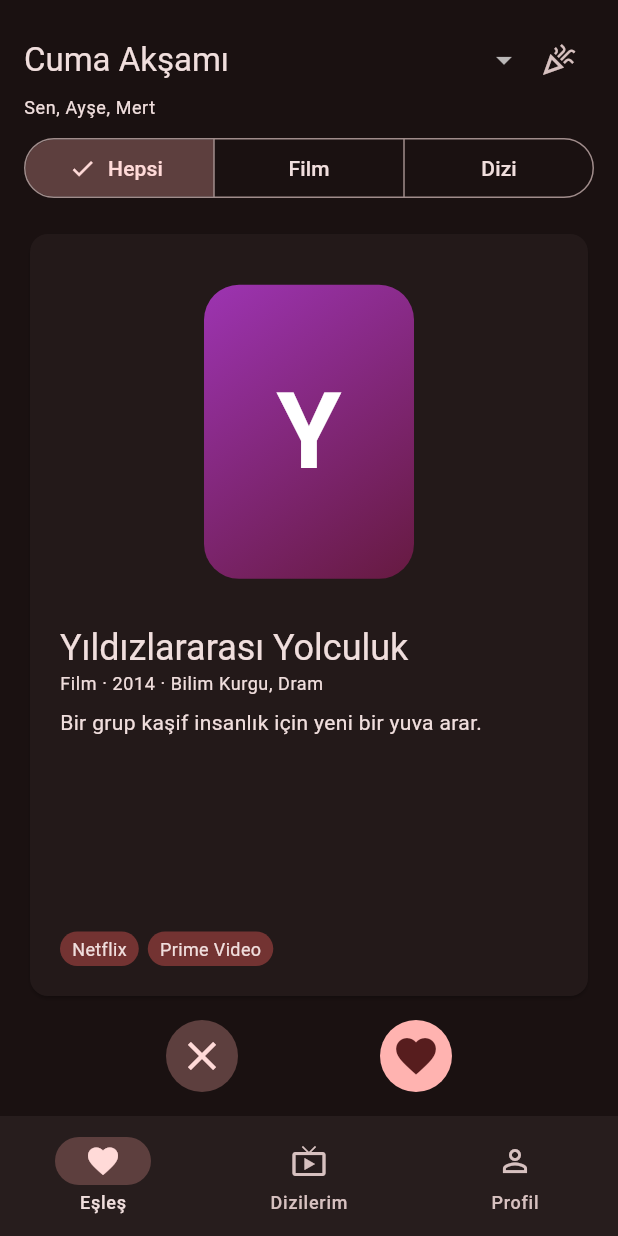
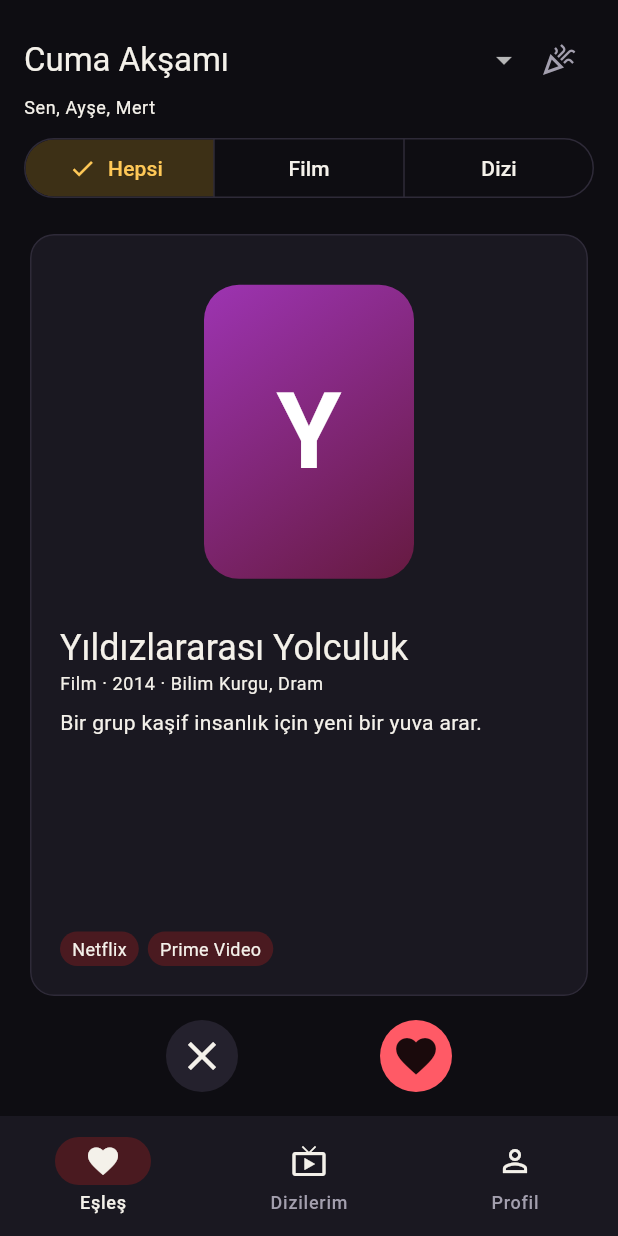
Before and after one commit to esrayapici/APLICATION, a Flutter app: the screen it shows after launch, on a phone screen of 412 x 824 dp. Run offline on Flutter 3.47's test engine with Material 3 defaults, Android fonts, the phone set to English and light mode, and no system bars; our stand-ins replace cloud_firestore, firebase_auth, firebase_core, material_ui; accounts and stored records are empty.

Commit message:
Yeni renk paleti: koyu sinema (perde kırmızısı, mısır sarısı)
Co-Authored-By: Claude Opus 5.5 <noreply@anthropic.com>
Claude-Session: https://claude.ai/code/session_01UcdAH2gWmAxh4zhUEe1hw8

```diff
--- a/lib/main.dart
+++ b/lib/main.dart
@@ -8,6 +8,7 @@ import 'screens/home_shell.dart';
 import 'services/firebase_config.dart';
 import 'services/tmdb_service.dart';
 import 'state/app_state.dart';
+import 'theme.dart';
 
 Future<void> main() async {
   WidgetsFlutterBinding.ensureInitialized();
@@ -43,11 +44,7 @@ class IzleyelimApp extends StatelessWidget {
       child: MaterialApp(
         title: 'İzleyelim',
         debugShowCheckedModeBanner: false,
-        theme: ThemeData(
-          colorSchemeSeed: const Color(0xFFE5484D),
-          brightness: Brightness.dark,
-          useMaterial3: true,
-        ),
+        theme: buildAppTheme(),
         home: firebaseReady
             ? AuthGate(auth: FirebaseAuth.instance, db: FirebaseFirestore.instance)
             : const HomeShell(),
--- a/lib/screens/episode_chat_screen.dart
+++ b/lib/screens/episode_chat_screen.dart
@@ -3,6 +3,7 @@ import 'package:material_ui/material_ui.dart';
 import '../logic/spoiler.dart';
 import '../models/models.dart';
 import '../state/app_state.dart';
+import '../theme.dart';
 
 /// Bir arkadaşla dizi sohbeti. Her mesaj bir bölüme bağlıdır:
 /// - O bölümü izlemediysen mesaj kilitli görünür.
@@ -162,7 +163,7 @@ class _Bubble extends StatelessWidget {
             visible
                 ? Text(message.text)
                 : const Row(mainAxisSize: MainAxisSize.min, children: [
-                    Icon(Icons.lock_outline, size: 16),
+                    Icon(Icons.lock_outline, size: 16, color: AppColors.accent),
                     SizedBox(width: 6),
                     Flexible(child: Text('Spoiler gizlendi. Bu bölümü izleyince açılır.')),
                   ]),
--- a/lib/screens/match_screen.dart
+++ b/lib/screens/match_screen.dart
@@ -2,6 +2,7 @@ import 'package:material_ui/material_ui.dart';
 
 import '../models/models.dart';
 import '../state/app_state.dart';
+import '../theme.dart';
 import 'widgets.dart';
 
 /// Grupla film/dizi seçme: kartı sağa kaydır = beğen, sola = geç.
@@ -40,7 +41,10 @@ class _MatchScreenState extends State<MatchScreen> {
                   style: Theme.of(context).textTheme.titleLarge,
                   items: [
                     for (var i = 0; i < app.groups.length; i++)
-                      DropdownMenuItem(value: i, child: Text(app.groups[i].name)),
+                      DropdownMenuItem(
+                        value: i,
+                        child: Text(app.groups[i].name),
+                      ),
                   ],
                   onChanged: (i) => setState(() => _groupIndex = i!),
                 ),
@@ -73,7 +77,9 @@ class _MatchScreenState extends State<MatchScreen> {
           const SizedBox(height: 16),
           Expanded(
             child: deck.isEmpty
-                ? const Center(child: Text('Bu grup için oylanacak yapım kalmadı.'))
+                ? const Center(
+                    child: Text('Bu grup için oylanacak yapım kalmadı.'),
+                  )
                 : _SwipeCard(
                     key: ValueKey(deck.first.id),
                     title: deck.first,
@@ -97,7 +103,12 @@ class _MatchScreenState extends State<MatchScreen> {
         icon: const Icon(Icons.celebration, size: 40),
         title: const Text('Eşleşme!'),
         content: Text('Gruptaki herkes "${t.name}" izlemek istiyor.'),
-        actions: [TextButton(onPressed: () => Navigator.pop(context), child: const Text('Harika'))],
+        actions: [
+          TextButton(
+            onPressed: () => Navigator.pop(context),
+            child: const Text('Harika'),
+          ),
+        ],
       ),
     );
   }
@@ -110,12 +121,18 @@ class _MatchScreenState extends State<MatchScreen> {
         padding: const EdgeInsets.all(16),
         children: [
           Text('Eşleşmeler', style: Theme.of(context).textTheme.titleLarge),
-          if (matches.isEmpty) const Padding(padding: EdgeInsets.all(16), child: Text('Henüz eşleşme yok.')),
+          if (matches.isEmpty)
+            const Padding(
+              padding: EdgeInsets.all(16),
+              child: Text('Henüz eşleşme yok.'),
+            ),
           for (final t in matches)
             ListTile(
               leading: PosterBox(title: t, size: 32),
               title: Text(t.name),
-              subtitle: Text('${t.type == TitleType.film ? 'Film' : 'Dizi'} · ${t.platforms.map((p) => p.label).join(', ')}'),
+              subtitle: Text(
+                '${t.type == TitleType.film ? 'Film' : 'Dizi'} · ${t.platforms.map((p) => p.label).join(', ')}',
+              ),
             ),
         ],
       ),
@@ -145,9 +162,18 @@ class _SwipeCard extends StatelessWidget {
         Expanded(
           child: Dismissible(
             key: ValueKey('card-${title.id}'),
-            onDismissed: (dir) => dir == DismissDirection.startToEnd ? onLike() : onPass(),
-            background: _swipeHint(Icons.favorite, Colors.green, Alignment.centerLeft),
-            secondaryBackground: _swipeHint(Icons.close, Colors.red, Alignment.centerRight),
+            onDismissed: (dir) =>
+                dir == DismissDirection.startToEnd ? onLike() : onPass(),
+            background: _swipeHint(
+              Icons.favorite,
+              AppColors.primary,
+              Alignment.centerLeft,
+            ),
+            secondaryBackground: _swipeHint(
+              Icons.close,
+              AppColors.textMuted,
+              Alignment.centerRight,
+            ),
             child: Card(
               clipBehavior: Clip.antiAlias,
               child: Padding(
@@ -155,20 +181,39 @@ class _SwipeCard extends StatelessWidget {
                 child: Column(
                   crossAxisAlignment: CrossAxisAlignment.start,
                   children: [
-                    Flexible(flex: 3, child: Center(child: FittedBox(child: PosterBox(title: title, size: 140)))),
+                    Flexible(
+                      flex: 3,
+                      child: Center(
+                        child: FittedBox(
+                          child: PosterBox(title: title, size: 140),
+                        ),
+                      ),
+                    ),
                     const SizedBox(height: 16),
                     Text(title.name, style: text.headlineSmall),
                     Text(
                       [
-                        title.type == TitleType.film ? 'Film' : 'Dizi · ${title.seasons.length} sezon',
+                        title.type == TitleType.film
+                            ? 'Film'
+                            : 'Dizi · ${title.seasons.length} sezon',
                         '${title.year}',
                         title.genres.join(', '),
                       ].join(' · '),
                       style: text.bodySmall,
                     ),
                     const SizedBox(height: 8),
-                    Expanded(flex: 2, child: Text(title.overview, style: text.bodyMedium, overflow: TextOverflow.fade)),
-                    PlatformChips(platforms: title.platforms, highlight: groupPlatforms),
+                    Expanded(
+                      flex: 2,
+                      child: Text(
+                        title.overview,
+                        style: text.bodyMedium,
+                        overflow: TextOverflow.fade,
+                      ),
+                    ),
+                    PlatformChips(
+                      platforms: title.platforms,
+                      highlight: groupPlatforms,
+                    ),
                   ],
                 ),
               ),
@@ -179,8 +224,20 @@ class _SwipeCard extends StatelessWidget {
         Row(
           mainAxisAlignment: MainAxisAlignment.spaceEvenly,
           children: [
-            IconButton.filledTonal(iconSize: 32, onPressed: onPass, icon: const Icon(Icons.close)),
-            IconButton.filled(iconSize: 32, onPressed: onLike, icon: const Icon(Icons.favorite)),
+            IconButton.filled(
+              iconSize: 32,
+              onPressed: onPass,
+              style: IconButton.styleFrom(
+                backgroundColor: AppColors.cardHigh,
+                foregroundColor: AppColors.text,
+              ),
+              icon: const Icon(Icons.close),
+            ),
+            IconButton.filled(
+              iconSize: 32,
+              onPressed: onLike,
+              icon: const Icon(Icons.favorite),
+            ),
           ],
         ),
       ],
@@ -188,8 +245,8 @@ class _SwipeCard extends StatelessWidget {
   }
 
   Widget _swipeHint(IconData icon, Color color, Alignment align) => Container(
-        alignment: align,
-        padding: const EdgeInsets.symmetric(horizontal: 32),
-        child: Icon(icon, color: color, size: 64),
-      );
+    alignment: align,
+    padding: const EdgeInsets.symmetric(horizontal: 32),
+    child: Icon(icon, color: color, size: 64),
+  );
 }
--- /dev/null
+++ b/lib/theme.dart
@@ -0,0 +1,66 @@
+import 'package:material_ui/material_ui.dart';
+
+/// Uygulama renkleri (tasarım paleti: koyu sinema).
+class AppColors {
+  const AppColors._();
+
+  static const background = Color(0xFF0E0D12); // zemin
+  static const card = Color(0xFF1A1821); // kart
+  static const cardHigh = Color(0xFF24212D); // seçili / yükseltilmiş kart
+  static const line = Color(0xFF2E2A38); // çizgi
+  static const primary = Color(0xFFFF5A66); // perde kırmızısı
+  static const onPrimary = Color(0xFF1A0A0C); // kırmızı üstünde koyu yazı
+  static const accent = Color(0xFFFFC857); // mısır sarısı
+  static const text = Color(0xFFF4F1EA);
+  static const textMuted = Color(0xFFA39FAE);
+}
+
+ThemeData buildAppTheme() {
+  final scheme = ColorScheme.fromSeed(
+    seedColor: AppColors.primary,
+    brightness: Brightness.dark,
+  ).copyWith(
+    primary: AppColors.primary,
+    onPrimary: AppColors.onPrimary,
+    primaryContainer: const Color(0xFF4A1A20),
+    onPrimaryContainer: AppColors.text,
+    secondary: AppColors.accent,
+    onSecondary: AppColors.onPrimary,
+    secondaryContainer: const Color(0xFF3D3016),
+    onSecondaryContainer: AppColors.accent,
+    surface: AppColors.background,
+    onSurface: AppColors.text,
+    onSurfaceVariant: AppColors.textMuted,
+    surfaceContainerLowest: AppColors.background,
+    surfaceContainerLow: AppColors.card,
+    surfaceContainer: AppColors.card,
+    surfaceContainerHigh: AppColors.cardHigh,
+    surfaceContainerHighest: AppColors.line,
+    outline: AppColors.line,
+    outlineVariant: AppColors.line,
+  );
+
+  return ThemeData(
+    colorScheme: scheme,
+    useMaterial3: true,
+    scaffoldBackgroundColor: AppColors.background,
+    cardTheme: const CardThemeData(
+      color: AppColors.card,
+      elevation: 0,
+      shape: RoundedRectangleBorder(
+        borderRadius: BorderRadius.all(Radius.circular(16)),
+        side: BorderSide(color: AppColors.line),
+      ),
+    ),
+    navigationBarTheme: const NavigationBarThemeData(
+      backgroundColor: AppColors.card,
+      indicatorColor: Color(0xFF4A1A20),
+      iconTheme: WidgetStatePropertyAll(IconThemeData(color: AppColors.text)),
+    ),
+    dividerTheme: const DividerThemeData(color: AppColors.line),
+    snackBarTheme: const SnackBarThemeData(
+      backgroundColor: AppColors.cardHigh,
+      contentTextStyle: TextStyle(color: AppColors.text),
+    ),
+  );
+}
```
